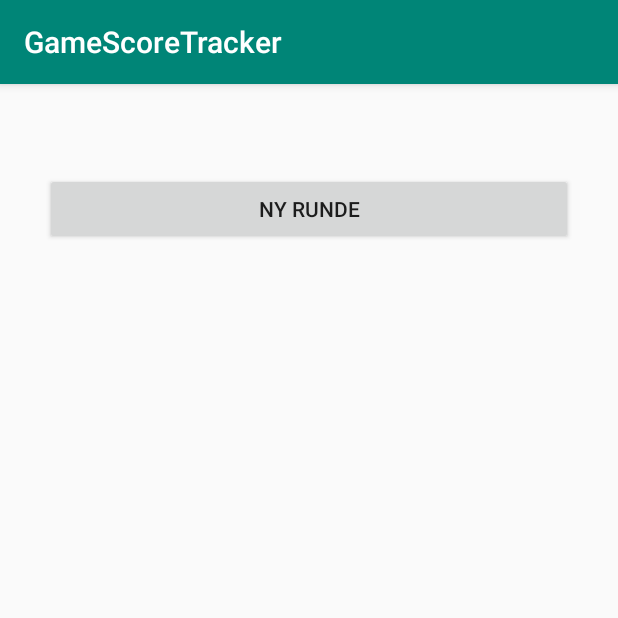
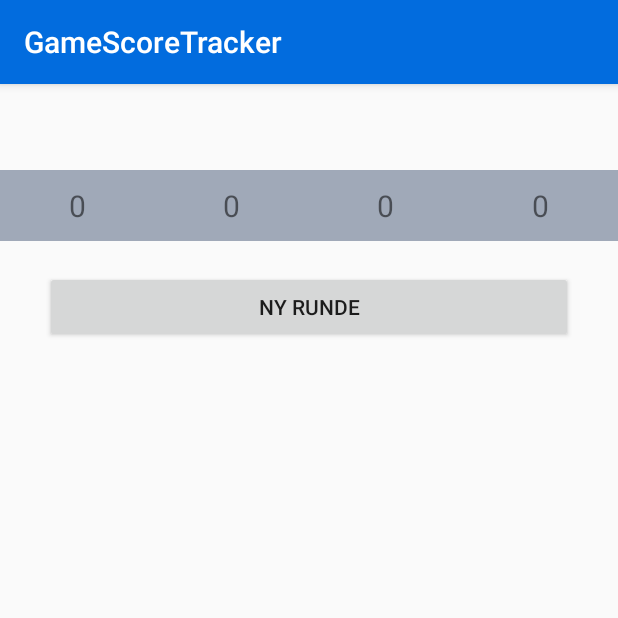
Before and after one commit to Dalphs/GameScoreTracker, an Android app: the WhistScoreBoardActivity screen opened directly, with no data from a screen before it, on a phone screen of 412 x 824 dp, the top half of it. Run offline under Robolectric (Android 15) with nearby library versions, the phone set to English and light mode, and no system bars; 1 statement that could not run was skipped.

Commit message:
Changed default colors, added a drawable grey background, and added a fragment for keeping the accumulated score of whistgames

```diff
--- a/app/src/main/java/dk/hawkster/gamescoretracker/View/Whist/WhistRoundFragment.java
+++ b/app/src/main/java/dk/hawkster/gamescoretracker/View/Whist/WhistRoundFragment.java
@@ -30,6 +30,10 @@ public class WhistRoundFragment extends Fragment {
         players.add((TextView) v.findViewById(R.id.fragment_whist_round_player3));
         players.add((TextView) v.findViewById(R.id.fragment_whist_round_player4));
 
+        if(getArguments() != null){
+            setScores(getArguments().getIntArray("startValues"));
+        }
+
         return v;
     }
 
@@ -39,6 +43,16 @@ public class WhistRoundFragment extends Fragment {
         }
     }
 
+    public void addToScores(int[] additionalScores){
+        for (int i = 0; i < additionalScores.length; i++) {
+            TextView textView = players.get(i);
+            int currentScore = Integer.parseInt(textView.getText().toString());
+            int updatedScore = currentScore + additionalScores[i];
+
+            textView.setText(String.valueOf(updatedScore));
+        }
+    }
+
     @Override
     public void onSaveInstanceState(@NonNull Bundle outState) {
 
--- a/app/src/main/java/dk/hawkster/gamescoretracker/View/Whist/WhistScoreBoardActivity.java
+++ b/app/src/main/java/dk/hawkster/gamescoretracker/View/Whist/WhistScoreBoardActivity.java
@@ -24,6 +24,7 @@ public class WhistScoreBoardActivity extends AppCompatActivity implements WhistV
     List<String> players;
     WhistViewModel whistViewModel;
     List<WhistRoundFragment> roundFragments;
+    WhistRoundFragment summedScores;
 
     @Override
     protected void onCreate(Bundle savedInstanceState) {
@@ -58,6 +59,14 @@ public class WhistScoreBoardActivity extends AppCompatActivity implements WhistV
 
         whistViewModel = new WhistViewModel(players);
         whistViewModel.addListener(this);
+
+        Bundle args = new Bundle();
+        args.putIntArray("startValues", new int[]{0, 0, 0, 0});
+
+        summedScores = new WhistRoundFragment();
+        summedScores.setArguments(args);
+
+        getSupportFragmentManager().beginTransaction().replace(R.id.summed_scores_holder, summedScores).commit();
 
     }
 
@@ -105,6 +114,7 @@ public class WhistScoreBoardActivity extends AppCompatActivity implements WhistV
     public void newScoresCalculated(int[] scores) {
         WhistRoundFragment whistRoundFragment = roundFragments.get(roundFragments.size() - 1);
         whistRoundFragment.setScores(scores);
+        summedScores.addToScores(scores);
 
     }
 }
--- /dev/null
+++ b/app/src/main/res/drawable/total_score_background.xml
@@ -0,0 +1,7 @@
+<?xml version="1.0" encoding="UTF-8"?>
+<shape xmlns:android="http://schemas.android.com/apk/res/android" android:shape="rectangle" >
+
+
+    <solid android:color="#a0a9b8" />
+
+</shape>
--- a/app/src/main/res/layout/activity_whist_score_board.xml
+++ b/app/src/main/res/layout/activity_whist_score_board.xml
@@ -24,9 +24,12 @@
             android:layout_marginLeft="10dp"
             android:layout_marginEnd="10dp"
             android:layout_marginTop="20dp"
+            android:layout_marginBottom="10dp"
             android:id="@+id/text_view_player1"
             android:layout_weight="1"
-            android:textAlignment="center"/>
+            android:textAlignment="center"
+            android:textSize="20sp"
+            android:fontFamily="sans-serif"/>
 
         <TextView
             android:layout_width="match_parent"
@@ -35,9 +38,12 @@
             android:layout_marginLeft="10dp"
             android:layout_marginEnd="10dp"
             android:layout_marginTop="20dp"
+            android:layout_marginBottom="10dp"
             android:id="@+id/text_view_player2"
             android:textAlignment="center"
-            android:layout_weight="1"/>
+            android:layout_weight="1"
+            android:textSize="20sp"
+            android:fontFamily="sans-serif"/>
 
         <TextView
             android:layout_width="match_parent"
@@ -46,9 +52,12 @@
             android:layout_marginLeft="10dp"
             android:layout_marginEnd="10dp"
             android:layout_marginTop="20dp"
+            android:layout_marginBottom="10dp"
             android:id="@+id/text_view_player3"
             android:layout_weight="1"
-            android:textAlignment="center"/>
+            android:textAlignment="center"
+            android:textSize="20sp"
+            android:fontFamily="sans-serif"/>
 
         <TextView
             android:layout_width="match_parent"
@@ -57,9 +66,12 @@
             android:layout_marginLeft="10dp"
             android:layout_marginEnd="10dp"
             android:layout_marginTop="20dp"
+            android:layout_marginBottom="10dp"
             android:id="@+id/text_view_player4"
             android:layout_weight="1"
-            android:textAlignment="center"/>
+            android:textAlignment="center"
+            android:textSize="20sp"
+            android:fontFamily="sans-serif"/>
 
     </LinearLayout>
 
@@ -68,6 +80,13 @@
         android:layout_height="wrap_content"
         android:orientation="vertical"
         android:id="@+id/rounds_container"/>
+
+    <LinearLayout
+        android:layout_width="match_parent"
+        android:layout_height="wrap_content"
+        android:orientation="vertical"
+        android:id="@+id/summed_scores_holder"
+        android:background="@drawable/total_score_background"/>
 
     <Button
         android:layout_width="match_parent"
--- a/app/src/main/res/layout/fragment_whist_round.xml
+++ b/app/src/main/res/layout/fragment_whist_round.xml
@@ -9,28 +9,56 @@
         android:layout_width="0dp"
         android:layout_height="wrap_content"
         android:layout_weight="1"
+        android:layout_marginStart="10dp"
+        android:layout_marginLeft="10dp"
+        android:layout_marginEnd="10dp"
+        android:layout_marginTop="10dp"
+        android:layout_marginBottom="10dp"
         android:id="@+id/fragment_whist_round_player1"
-        android:textAlignment="center"/>
+        android:textAlignment="center"
+        android:textSize="20sp"
+        android:fontFamily="sans-serif"/>
 
     <TextView
         android:layout_width="0dp"
         android:layout_height="wrap_content"
         android:layout_weight="1"
+        android:layout_marginStart="10dp"
+        android:layout_marginLeft="10dp"
+        android:layout_marginEnd="10dp"
+        android:layout_marginTop="10dp"
+        android:layout_marginBottom="10dp"
         android:id="@+id/fragment_whist_round_player2"
-        android:textAlignment="center"/>
+        android:textAlignment="center"
+        android:textSize="20sp"
+        android:fontFamily="sans-serif"/>
 
     <TextView
         android:layout_width="0dp"
         android:layout_height="wrap_content"
         android:layout_weight="1"
+        android:layout_marginStart="10dp"
+        android:layout_marginLeft="10dp"
+        android:layout_marginEnd="10dp"
+        android:layout_marginTop="10dp"
+        android:layout_marginBottom="10dp"
         android:id="@+id/fragment_whist_round_player3"
-        android:textAlignment="center"/>
+        android:textAlignment="center"
+        android:textSize="20sp"
+        android:fontFamily="sans-serif"/>
 
     <TextView
         android:layout_width="0dp"
         android:layout_height="wrap_content"
         android:layout_weight="1"
+        android:layout_marginStart="10dp"
+        android:layout_marginLeft="10dp"
+        android:layout_marginEnd="10dp"
+        android:layout_marginTop="10dp"
+        android:layout_marginBottom="10dp"
         android:id="@+id/fragment_whist_round_player4"
-        android:textAlignment="center"/>
+        android:textAlignment="center"
+        android:textSize="20sp"
+        android:fontFamily="sans-serif"/>
 
 </LinearLayout>
--- a/app/src/main/res/values/styles.xml
+++ b/app/src/main/res/values/styles.xml
@@ -3,9 +3,9 @@
     <!-- Base application theme. -->
     <style name="AppTheme" parent="Theme.AppCompat.Light.DarkActionBar">
         <!-- Customize your theme here. -->
-        <item name="colorPrimary">@color/colorPrimary</item>
-        <item name="colorPrimaryDark">@color/colorPrimaryDark</item>
-        <item name="colorAccent">@color/colorAccent</item>
+        <item name="colorPrimary">#026cde</item>
+        <item name="colorPrimaryDark">#d3d604</item>
+        <item name="colorAccent">#05afe3</item>
     </style>
 
 </resources>
```
